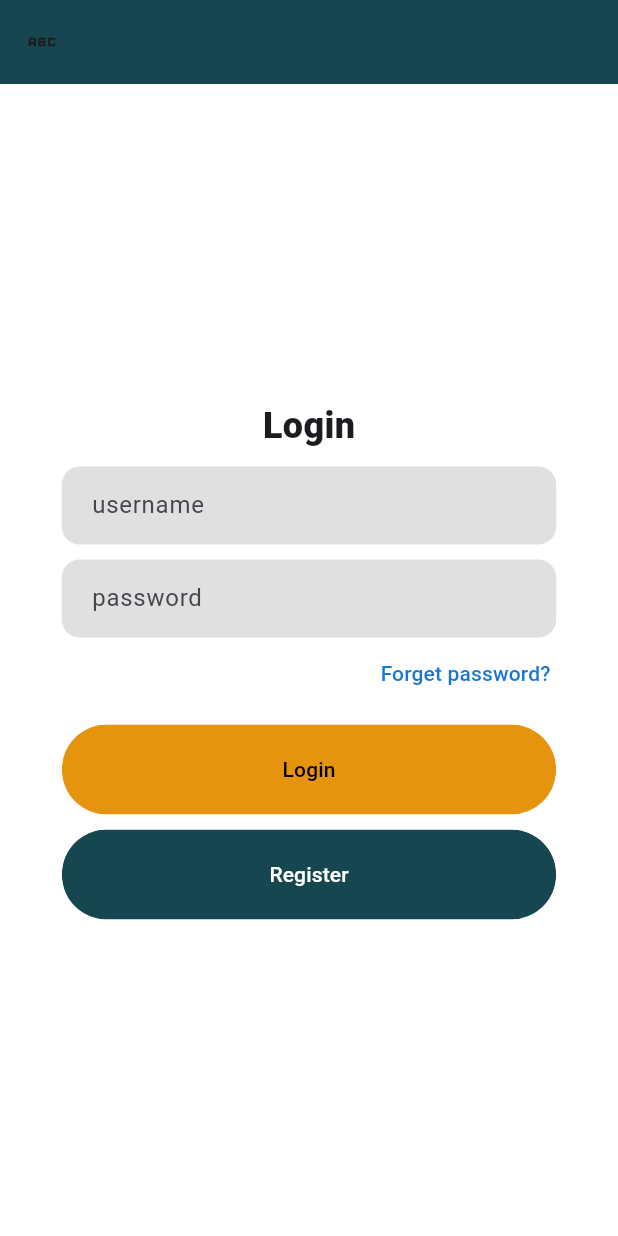
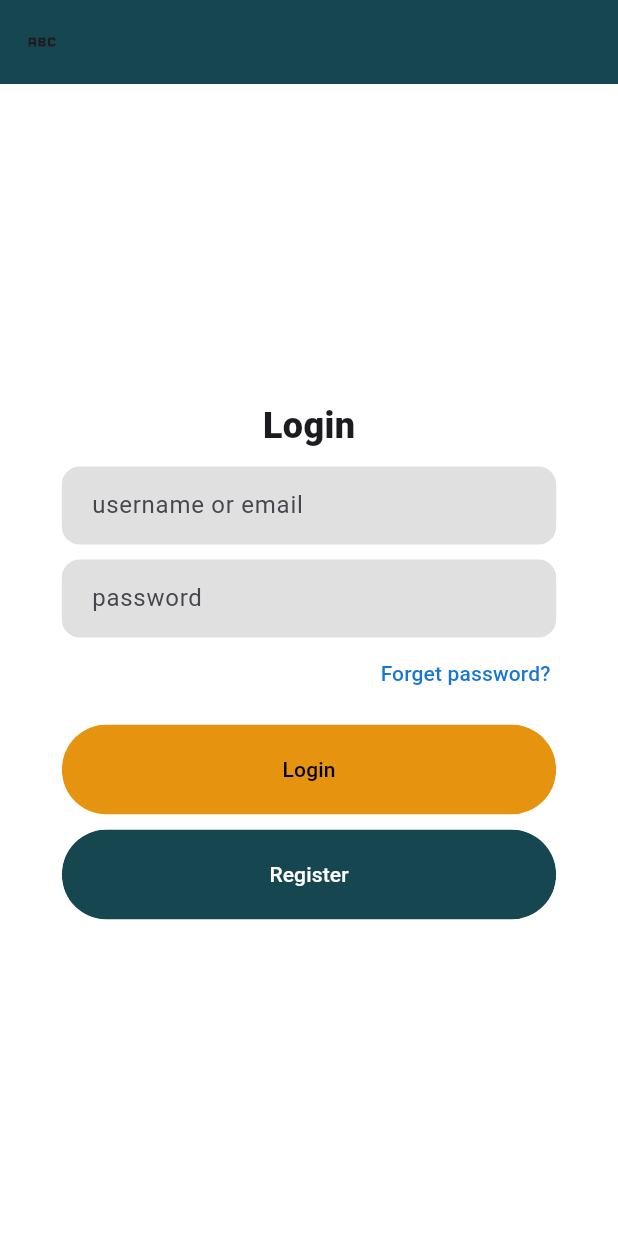
Before and after one commit to kavi20011211/WE_86, a Flutter app: the screen it shows after launch, on a phone screen of 412 x 824 dp. Run offline on Flutter 3.47's test engine with Material 3 defaults, Android fonts, the phone set to English and light mode, and no system bars; our stand-ins replace cloud_firestore, curved_navigation_bar, firebase_auth, firebase_core; accounts and stored records are empty; Roboto replaces fonts that are missing (Days one).

Commit message:
Auth page added, loging and signup is completed,logout completed

```diff
--- /dev/null
+++ b/lib/authPage.dart
@@ -0,0 +1,22 @@
+import 'package:firebase_auth/firebase_auth.dart';
+import 'package:flutter/material.dart';
+import 'package:shade_style/controller_screen.dart';
+import 'package:shade_style/screens/login_screen.dart';
+
+class AuthPage extends StatelessWidget {
+  const AuthPage({super.key});
+
+  @override
+  Widget build(BuildContext context) {
+    return Scaffold(
+      body: StreamBuilder(stream: FirebaseAuth.instance.authStateChanges(),
+      builder: (context, snapshot) {
+        if(snapshot.hasData){
+          return const ControllerScreen();
+        }else{
+          return const LoginScreen();
+        }
+      },),
+    );
+  }
+}
--- a/lib/controller_screen.dart
+++ b/lib/controller_screen.dart
@@ -1,4 +1,5 @@
 import 'package:curved_navigation_bar/curved_navigation_bar.dart';
+import 'package:firebase_auth/firebase_auth.dart';
 import 'package:flutter/material.dart';
 import 'package:shade_style/screens/add_to_cart.dart';
 import 'package:shade_style/screens/camera_screen.dart';
@@ -13,13 +14,16 @@ class ControllerScreen extends StatefulWidget {
 
 class _ControllerScreenState extends State<ControllerScreen> {
   var _selectedIndex = 0;
+   void signOut()=>FirebaseAuth.instance.signOut();
   @override
   Widget build(BuildContext context) {
     return Scaffold(
       appBar: AppBar(actions: [
         IconButton(onPressed: (){
           Navigator.pushNamed(context, '/profile_screen');
-        }, icon:const Icon(Icons.person_2_rounded) )
+        }, icon:const Icon(Icons.person_2_rounded) ),
+
+        IconButton(onPressed: (){ signOut();}, icon:const Icon(Icons.logout_rounded))
       ],
       leading:const Icon(Icons.abc),
       backgroundColor: const Color(0xFF164650),
--- a/lib/main.dart
+++ b/lib/main.dart
@@ -1,7 +1,7 @@
 import 'package:flutter/material.dart';
 import 'package:firebase_core/firebase_core.dart';
+import 'package:shade_style/authPage.dart';
 import 'package:shade_style/controller_screen.dart';
-import 'package:shade_style/screens/login_screen.dart';
 import 'package:shade_style/screens/profile_page.dart';
 import 'package:shade_style/screens/register_screen.dart';
 // import 'package:shade_style/screens/splash_screen.dart';
@@ -22,7 +22,7 @@ class MyApp extends StatelessWidget {
       debugShowCheckedModeBanner: false,
       routes: {
         // '/': (context) => const SplashScreen(),
-        '/':(context) => const LoginScreen(),
+        '/':(context) => const AuthPage(),
         '/register':(context) => const RegisterScreen(),
         '/controller_screeen':(context) => const ControllerScreen(),
         '/profile_screen':(context) => const ProfileScreen()
--- a/lib/screens/login_screen.dart
+++ b/lib/screens/login_screen.dart
@@ -1,11 +1,36 @@
+import 'package:firebase_auth/firebase_auth.dart';
 import 'package:flutter/material.dart';
 import 'package:shade_style/components/rounded_button.dart';
 import 'package:shade_style/components/textfield_container.dart';
 
 
-class LoginScreen extends StatelessWidget {
+class LoginScreen extends StatefulWidget {
   const LoginScreen({super.key});
 
+  @override
+  State<LoginScreen> createState() => _LoginScreenState();
+}
+
+class _LoginScreenState extends State<LoginScreen> {
+   final TextEditingController _username = TextEditingController();
+ final TextEditingController _password = TextEditingController();
+  //user sign in function
+  Future <bool> _signInWithUsernameAndPassword(String username,String password)async{
+    try {
+  final credential = await FirebaseAuth.instance.signInWithEmailAndPassword(
+    email: username,
+    password: password
+  );
+  return true;
+} on FirebaseAuthException catch (e) {
+  if (e.code == 'user-not-found') {
+    print('No user found for that email.');
+  } else if (e.code == 'wrong-password') {
+    print('Wrong password provided for that user.');
+  }
+  return false;
+  }
+}
   @override
   Widget build(BuildContext context) {
     return Scaffold(
@@ -26,14 +51,17 @@ class LoginScreen extends StatelessWidget {
         fontWeight: FontWeight.w900,
         fontFamily: "Days one"
        ),),
-      const TextFieldContainer(child: TextField(
-        decoration: InputDecoration(
+      TextFieldContainer(child: TextField(
+        controller: _username,
+        decoration:const InputDecoration(
           border: InputBorder.none,
-          hintText: "username"
+          hintText: "username or email"
         ),
        )),
-       const TextFieldContainer(child: TextField(
-        decoration: InputDecoration(
+       TextFieldContainer(child: TextField(
+        obscureText: true,
+        controller: _password,
+        decoration:const InputDecoration(
           border: InputBorder.none,
           hintText: "password"
         ),
@@ -58,8 +86,25 @@ class LoginScreen extends StatelessWidget {
 
 
        RoundedButton(child: TextButton(
-        onPressed: (){
-          Navigator.pushNamed(context, '/controller_screeen');
+        onPressed: ()async{
+          bool isSuccess =await _signInWithUsernameAndPassword(_username.text, _password.text);
+          if(isSuccess == true){
+            ScaffoldMessenger.of(context).showSnackBar(const SnackBar(
+                  content: Text("You are logged in.", style: TextStyle(color: Colors.white),),
+                  backgroundColor: Colors.grey,
+                  padding: EdgeInsets.symmetric(vertical: 20, horizontal: 20),
+                  dismissDirection: DismissDirection.up,
+                ));
+            Navigator.pushNamed(context, '/controller_screeen');
+          }else{
+            ScaffoldMessenger.of(context).showSnackBar(const SnackBar(
+                  content: Text("Something wrong! try again.", style: TextStyle(color: Colors.white),),
+                  backgroundColor: Colors.grey,
+                  padding: EdgeInsets.symmetric(vertical: 20, horizontal: 20),
+                  dismissDirection: DismissDirection.up,
+                ));
+          }
+
         },
         style:const ButtonStyle(
           padding: MaterialStatePropertyAll(
--- a/lib/screens/profile_page.dart
+++ b/lib/screens/profile_page.dart
@@ -43,7 +43,7 @@ class _ProfileScreenState extends State<ProfileScreen> {
                   Text("Username", style: TextStyle(color: Colors.grey.shade600,
                   fontWeight: FontWeight.w700),),
 
-                  IconButton(onPressed: (){}, icon: Icon(Icons.edit_attributes_rounded,color: Colors.grey.shade600,))
+                  IconButton(onPressed: (){}, icon: Icon(Icons.edit_attributes_rounded,color: Colors.grey.shade600,)),
                 ],
               ),
             )
--- a/pubspec.yaml
+++ b/pubspec.yaml
@@ -38,6 +38,7 @@ dependencies:
   curved_navigation_bar: ^1.0.3
   cloud_firestore: ^4.14.0
   firebase_core : ^2.24.2
+  firebase_auth: ^4.16.0
 
 dev_dependencies:
   flutter_test:
```
Also changed, not shown: lib/screens/register_screen.dart (+31 -4 lines), pubspec.lock.
